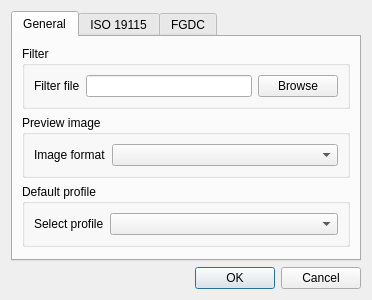
Before: the Qt Designer form ui/ui_settings.ui in nextgis/qgis_metatools, drawn with Qt 5.
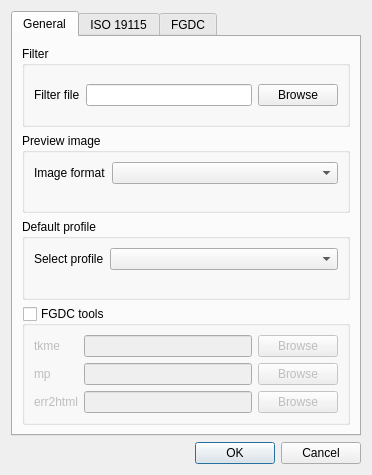
After: the same form once the commit is applied. Custom widgets are drawn as their Qt base class.

Commit message: remove 3rd party tools from plugin

Patch:
```diff
--- a/ui/ui_settings.ui
+++ b/ui/ui_settings.ui
@@ -7,7 +7,7 @@
     <x>0</x>
     <y>0</y>
     <width>372</width>
-    <height>300</height>
+    <height>475</height>
    </rect>
   </property>
   <property name="windowTitle">
@@ -96,17 +96,79 @@
         </widget>
        </item>
        <item>
-        <spacer name="verticalSpacer">
-         <property name="orientation">
-          <enum>Qt::Vertical</enum>
+        <widget class="QgsCollapsibleGroupBox" name="gbFGDCTools">
+         <property name="title">
+          <string>FGDC tools</string>
          </property>
-         <property name="sizeHint" stdset="0">
-          <size>
-           <width>20</width>
-           <height>40</height>
-          </size>
+         <property name="checkable">
+          <bool>true</bool>
          </property>
-        </spacer>
+         <property name="checked">
+          <bool>false</bool>
+         </property>
+         <property name="saveCheckedState" stdset="0">
+          <bool>true</bool>
+         </property>
+         <property name="saveCollapsedState" stdset="0">
+          <bool>true</bool>
+         </property>
+         <property name="collapsed" stdset="0">
+          <bool>false</bool>
+         </property>
+         <layout class="QGridLayout" name="gridLayout">
+          <item row="2" column="1">
+           <widget class="QLineEdit" name="leErr2HtmlPath"/>
+          </item>
+          <item row="1" column="2">
+           <widget class="QPushButton" name="btnSelectMp">
+            <property name="text">
+             <string>Browse</string>
+            </property>
+           </widget>
+          </item>
+          <item row="2" column="2">
+           <widget class="QPushButton" name="btnSelectErr2Html">
+            <property name="text">
+             <string>Browse</string>
+            </property>
+           </widget>
+          </item>
+          <item row="1" column="0">
+           <widget class="QLabel" name="label_6">
+            <property name="text">
+             <string>mp</string>
+            </property>
+           </widget>
+          </item>
+          <item row="0" column="1">
+           <widget class="QLineEdit" name="leTkmePath"/>
+          </item>
+          <item row="2" column="0">
+           <widget class="QLabel" name="label_8">
+            <property name="text">
+             <string>err2html</string>
+            </property>
+           </widget>
+          </item>
+          <item row="0" column="2">
+           <widget class="QPushButton" name="btnSelectTkme">
+            <property name="text">
+             <string>Browse</string>
+            </property>
+           </widget>
+          </item>
+          <item row="0" column="0">
+           <widget class="QLabel" name="label_5">
+            <property name="text">
+             <string>tkme</string>
+            </property>
+           </widget>
+          </item>
+          <item row="1" column="1">
+           <widget class="QLineEdit" name="leMpPath"/>
+          </item>
+         </layout>
+        </widget>
        </item>
       </layout>
      </widget>
@@ -158,6 +220,14 @@
    </item>
   </layout>
  </widget>
+ <customwidgets>
+  <customwidget>
+   <class>QgsCollapsibleGroupBox</class>
+   <extends>QGroupBox</extends>
+   <header location="global">qgis.gui</header>
+   <container>1</container>
+  </customwidget>
+ </customwidgets>
  <resources/>
  <connections>
   <connection>
```
The commit also changes 9 other files.
